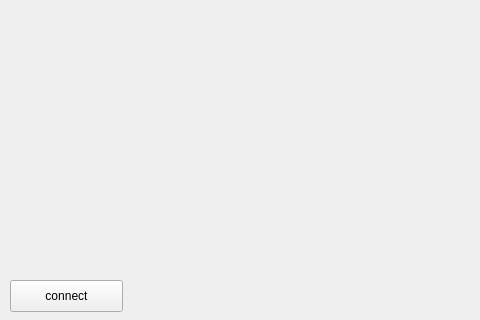
Qt form ui/mainwindow.ui (najlepsiwebdesigner/qt5-postgres-boilerplate) before a commit; both pictures show x 0 to 480 and y 160 to 480 of the 640 by 480 pixel window.
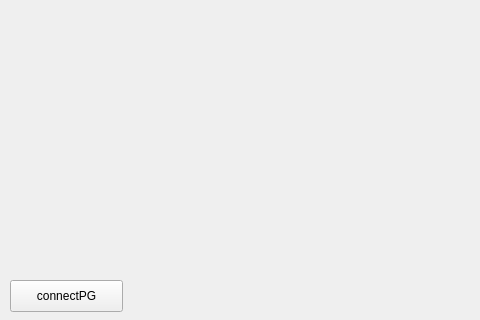
The same form after that commit.

```diff
--- a/ui/mainwindow.ui
+++ b/ui/mainwindow.ui
@@ -24,7 +24,7 @@
      </rect>
     </property>
     <property name="text">
-     <string>connect</string>
+     <string>connectPG</string>
     </property>
    </widget>
   </widget>
```
Left out of the diff: 2 changed lines with no effect on the pictures.
